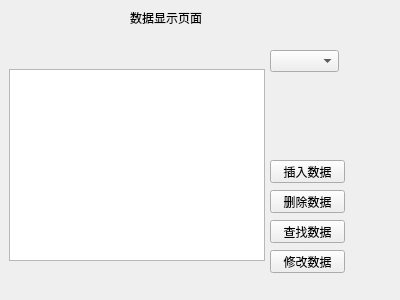
This is datashowwidget.ui in littlebee21/Qtsms as Qt 5 draws it before an edit. The edited form follows.
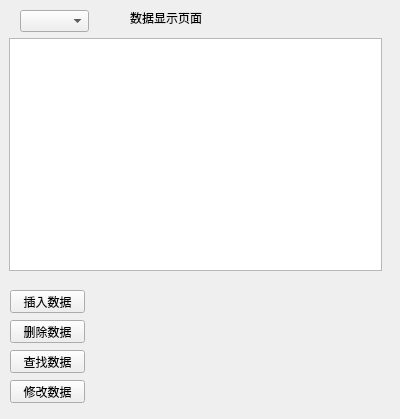
This is the edited form. The open tabs and pages were chosen to show the change.

What changed in the file:
```diff
--- a/datashowwidget.ui
+++ b/datashowwidget.ui
@@ -7,7 +7,7 @@
     <x>0</x>
     <y>0</y>
     <width>400</width>
-    <height>300</height>
+    <height>419</height>
    </rect>
   </property>
   <property name="windowTitle">
@@ -19,8 +19,8 @@
    </property>
    <property name="geometry">
     <rect>
-     <x>270</x>
-     <y>50</y>
+     <x>20</x>
+     <y>10</y>
      <width>69</width>
      <height>22</height>
     </rect>
@@ -29,8 +29,8 @@
   <widget class="QPushButton" name="insertPushButton">
    <property name="geometry">
     <rect>
-     <x>270</x>
-     <y>160</y>
+     <x>10</x>
+     <y>290</y>
      <width>75</width>
      <height>23</height>
     </rect>
@@ -42,8 +42,8 @@
   <widget class="QPushButton" name="deletatePushButton">
    <property name="geometry">
     <rect>
-     <x>270</x>
-     <y>190</y>
+     <x>10</x>
+     <y>320</y>
      <width>75</width>
      <height>23</height>
     </rect>
@@ -55,8 +55,8 @@
   <widget class="QPushButton" name="selectPushButton">
    <property name="geometry">
     <rect>
-     <x>270</x>
-     <y>220</y>
+     <x>10</x>
+     <y>350</y>
      <width>75</width>
      <height>23</height>
     </rect>
@@ -68,8 +68,8 @@
   <widget class="QPushButton" name="modifyPushButton">
    <property name="geometry">
     <rect>
-     <x>270</x>
-     <y>250</y>
+     <x>10</x>
+     <y>380</y>
      <width>75</width>
      <height>23</height>
     </rect>
@@ -95,9 +95,9 @@
    <property name="geometry">
     <rect>
      <x>0</x>
-     <y>60</y>
-     <width>274</width>
-     <height>210</height>
+     <y>29</y>
+     <width>391</width>
+     <height>251</height>
     </rect>
    </property>
    <property name="currentIndex">
```
Left out of the diff: 2 changed lines with no effect on the pictures.
